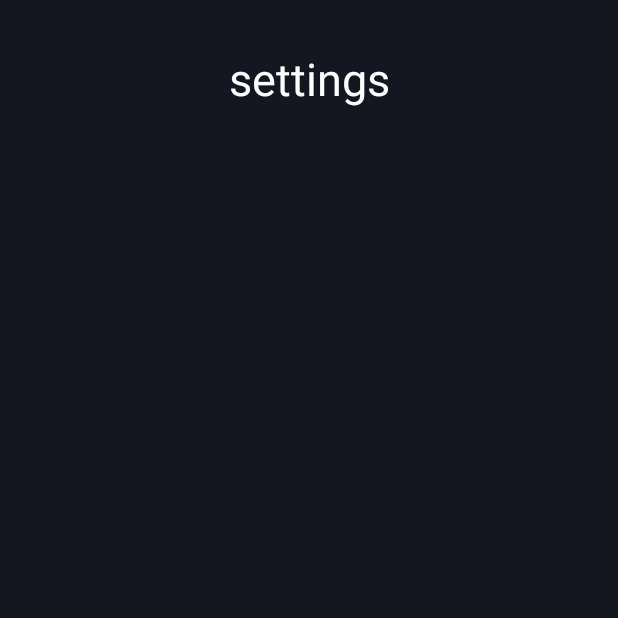
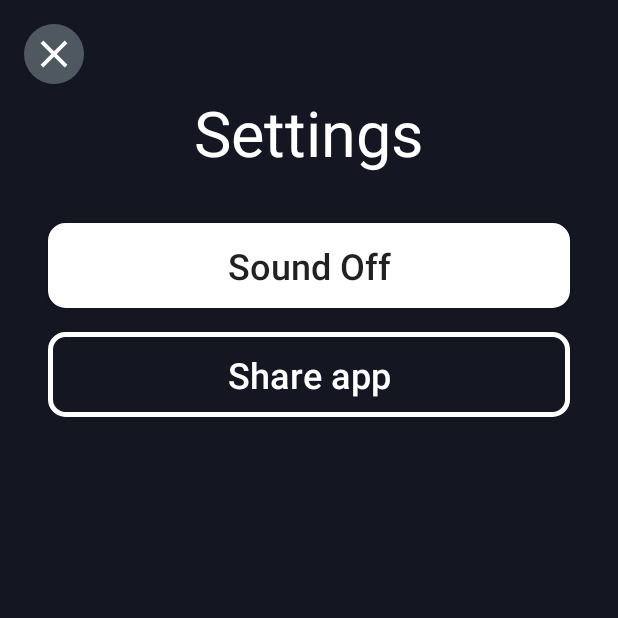
Before and after one commit to ioanoanea/Slingshot-2D-Game, an Android app: the SettingsActivity screen opened directly, with no data from a screen before it, on a phone screen of 412 x 824 dp, the top half of it. Run offline under Robolectric (Android 15) with nearby library versions, the phone set to English and light mode, and no system bars.

Commit message:
settings

```diff
--- a/app/src/main/java/com/ioanoanea/slingshot/Activity/SettingsActivity.java
+++ b/app/src/main/java/com/ioanoanea/slingshot/Activity/SettingsActivity.java
@@ -4,15 +4,67 @@ import androidx.appcompat.app.AppCompatActivity;
 
 import android.os.Bundle;
 import android.view.View;
+import android.widget.Button;
+import android.widget.Toast;
 
+import com.ioanoanea.slingshot.Manager.SoundManager;
 import com.ioanoanea.slingshot.R;
 
 public class SettingsActivity extends AppCompatActivity {
+
+    private Button soundOnButton;
+    private Button soundOffButton;
+    private Button shareButton;
+    private Button closeButton;
+    private SoundManager soundManager;
 
     @Override
     protected void onCreate(Bundle savedInstanceState) {
         super.onCreate(savedInstanceState);
         setContentView(R.layout.activity_settings);
+
+        setViews();
+        soundManager = new SoundManager(this);
+
+        if (soundManager.checkSoundOn()){
+            soundOnButton.setVisibility(View.INVISIBLE);
+            soundOffButton.setVisibility(View.VISIBLE);
+        } else {
+            soundOffButton.setVisibility(View.INVISIBLE);
+            soundOnButton.setVisibility(View.VISIBLE);
+        }
+
+        soundOnButton.setOnClickListener(new View.OnClickListener() {
+            @Override
+            public void onClick(View v) {
+                soundOnButton.setVisibility(View.INVISIBLE);
+                soundOffButton.setVisibility(View.VISIBLE);
+                soundManager.turnSoundOn();
+            }
+        });
+
+        soundOffButton.setOnClickListener(new View.OnClickListener() {
+            @Override
+            public void onClick(View v) {
+                soundOffButton.setVisibility(View.INVISIBLE);
+                soundOnButton.setVisibility(View.VISIBLE);
+                soundManager.turnSoundOff();
+            }
+        });
+
+        shareButton.setOnClickListener(new View.OnClickListener() {
+            @Override
+            public void onClick(View v) {
+                Toast.makeText(SettingsActivity.this, "Shared!", Toast.LENGTH_SHORT).show();
+            }
+        });
+
+        closeButton.setOnClickListener(new View.OnClickListener() {
+            @Override
+            public void onClick(View v) {
+                onBackPressed();
+            }
+        });
     }
 
 
@@ -25,6 +77,11 @@ public class SettingsActivity extends AppCompatActivity {
         }
     }
 
+    /**
+     * Hide system UI
+     * Remove nav bar and notification bar
+     * Set fullscreen
+     */
     private void hideSystemUI() {
         // Enables regular immersive mode.
         // For "lean back" mode, remove SYSTEM_UI_FLAG_IMMERSIVE.
@@ -40,4 +97,14 @@ public class SettingsActivity extends AppCompatActivity {
                         | View.SYSTEM_UI_FLAG_HIDE_NAVIGATION
         );
     }
+
+    /**
+     * Set activity views
+     */
+    private void setViews(){
+        soundOnButton = findViewById(R.id.button_sound_on);
+        soundOffButton = findViewById(R.id.button_sound_off);
+        shareButton = findViewById(R.id.button_share);
+        closeButton = findViewById(R.id.button_close);
+    }
 }
--- a/app/src/main/java/com/ioanoanea/slingshot/Activity/WinActivity.java
+++ b/app/src/main/java/com/ioanoanea/slingshot/Activity/WinActivity.java
@@ -61,6 +61,7 @@ public class WinActivity extends AppCompatActivity {
         getWindow().setBackgroundDrawable(new ColorDrawable(android.R.color.transparent));
     }
 
+
     @Override
     public void onBackPressed() {
         Intent intent = new Intent(WinActivity.this, HomeActivity.class);
--- a/app/src/main/java/com/ioanoanea/slingshot/Manager/SoundManager.java
+++ b/app/src/main/java/com/ioanoanea/slingshot/Manager/SoundManager.java
@@ -41,8 +41,8 @@ public class SoundManager {
     /**
      * Check if sound is on
      */
-    private void checkSoundOn(){
-        sharedPreferences.getBoolean("SOUND", true);
+    public boolean checkSoundOn(){
+        return sharedPreferences.getBoolean("SOUND", true);
     }
 
     /**
--- /dev/null
+++ b/app/src/main/res/drawable/transparent_button_background.xml
@@ -0,0 +1,7 @@
+<?xml version="1.0" encoding="utf-8"?>
+<shape xmlns:android="http://schemas.android.com/apk/res/android">
+    <solid android:color="#00FFFFFF"/>
+    <corners android:radius="10dp"/>
+    <stroke android:color="@color/white"
+        android:width="3dp"/>
+</shape>
--- /dev/null
+++ b/app/src/main/res/drawable/white_button_background.xml
@@ -0,0 +1,7 @@
+<?xml version="1.0" encoding="utf-8"?>
+<shape xmlns:android="http://schemas.android.com/apk/res/android">
+    <solid android:color="@color/white"/>
+    <corners android:radius="10dp"/>
+    <stroke android:color="@color/white"
+        android:width="3dp"/>
+</shape>
--- a/app/src/main/res/layout/activity_settings.xml
+++ b/app/src/main/res/layout/activity_settings.xml
@@ -11,12 +11,73 @@
         android:id="@+id/textView"
         android:layout_width="wrap_content"
         android:layout_height="wrap_content"
-        android:layout_marginTop="32dp"
-        android:text="settings"
-        android:textSize="30sp"
+        android:layout_marginTop="60dp"
+        android:text="Settings"
         android:textColor="@color/white"
+        android:textSize="42sp"
         app:layout_constraintEnd_toEndOf="parent"
         app:layout_constraintStart_toStartOf="parent"
         app:layout_constraintTop_toTopOf="parent" />
 
+    <Button
+        android:id="@+id/button_close"
+        android:layout_width="40dp"
+        android:layout_height="40dp"
+        android:layout_marginStart="16dp"
+        android:layout_marginTop="16dp"
+        android:background="@drawable/ic_close_button"
+        app:layout_constraintStart_toStartOf="parent"
+        app:layout_constraintTop_toTopOf="parent" />
+
+    <Button
+        android:id="@+id/button_sound_on"
+        android:layout_width="match_parent"
+        android:layout_height="wrap_content"
+        android:layout_marginStart="32dp"
+        android:layout_marginTop="32dp"
+        android:layout_marginEnd="32dp"
+        android:background="@drawable/transparent_button_background"
+        android:padding="12dp"
+        android:text="Sound On"
+        android:textAllCaps="false"
+        android:textColor="@color/white"
+        android:textSize="24sp"
+        app:layout_constraintEnd_toEndOf="parent"
+        app:layout_constraintStart_toStartOf="parent"
+        app:layout_constraintTop_toBottomOf="@+id/textView"
+        tools:visibility="invisible" />
+
+    <Button
+        android:id="@+id/button_sound_off"
+        android:layout_width="match_parent"
+        android:layout_height="wrap_content"
+        android:layout_marginStart="32dp"
+        android:layout_marginTop="32dp"
+        android:layout_marginEnd="32dp"
+        android:background="@drawable/white_button_background"
+        android:padding="12dp"
+        android:text="Sound Off"
+        android:textAllCaps="false"
+        android:textSize="24sp"
+        app:layout_constraintEnd_toEndOf="parent"
+        app:layout_constraintStart_toStartOf="parent"
+        app:layout_constraintTop_toBottomOf="@+id/textView" />
+
+    <Button
+        android:id="@+id/button_share"
+        android:layout_width="match_parent"
+        android:layout_height="wrap_content"
+        android:layout_marginStart="32dp"
+        android:layout_marginTop="16dp"
+        android:layout_marginEnd="32dp"
+        android:background="@drawable/transparent_button_background"
+        android:padding="12dp"
+        android:text="Share app"
+        android:textAllCaps="false"
+        android:textSize="24sp"
+        android:textColor="@color/white"
+        app:layout_constraintEnd_toEndOf="parent"
+        app:layout_constraintStart_toStartOf="parent"
+        app:layout_constraintTop_toBottomOf="@+id/button_sound_on" />
+
 </androidx.constraintlayout.widget.ConstraintLayout>
```
Also changed, not shown: app/src/main/java/com/ioanoanea/slingshot/Activity/GameOverActivity.java (+22 -0 lines), app/src/main/java/com/ioanoanea/slingshot/Activity/HomeActivity.java (+8 -0 lines), app/src/main/java/com/ioanoanea/slingshot/Activity/ShopActivity.java (+15 -3 lines), app/src/main/java/com/ioanoanea/slingshot/Levels/LevelList.java (+8 -0 lines), app/src/main/res/layout/activity_shop.xml (+13 -14 lines).
